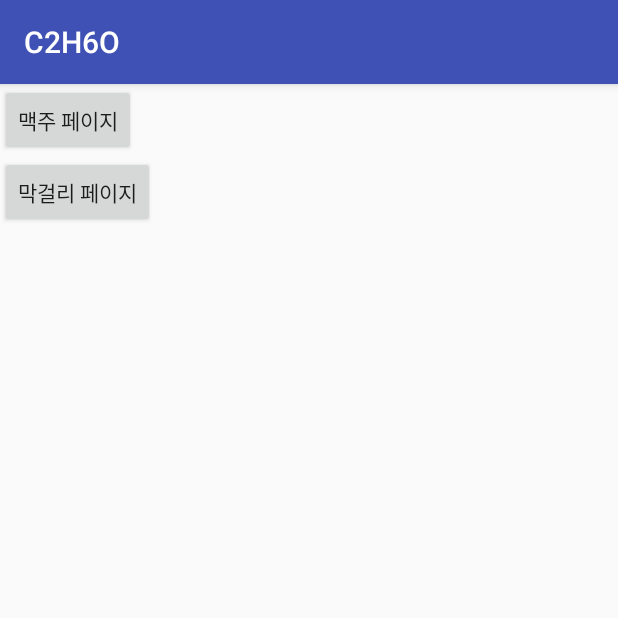
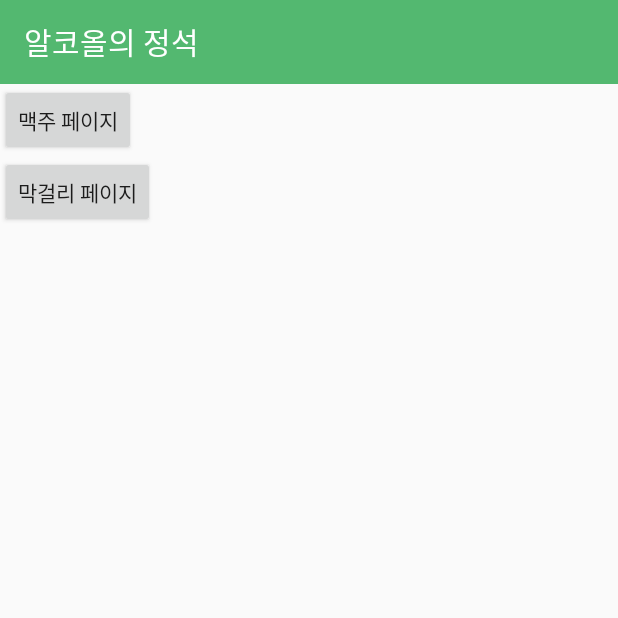
Before and after one commit to JNU-Include/C2H6O, an Android app: the screen it shows after launch (MainActivity), on a phone screen of 412 x 824 dp, the top half of it. Run offline under Robolectric (Android 15) with nearby library versions, the phone set to English and light mode, and no system bars.

Commit message:
change actionbar -> toolbar

```diff
--- a/C2H6O/app/src/main/AndroidManifest.xml
+++ b/C2H6O/app/src/main/AndroidManifest.xml
@@ -8,7 +8,7 @@
         android:label="@string/app_name"
         android:roundIcon="@mipmap/ic_launcher_round"
         android:supportsRtl="true"
-        android:theme="@style/AppTheme">
+        android:theme="@style/AppTheme.NoActionBar">
         <activity android:name=".MainActivity">
             <intent-filter>
                 <action android:name="android.intent.action.MAIN" />
--- a/C2H6O/app/src/main/java/com/example/team1288/c2h6o/MainActivity.java
+++ b/C2H6O/app/src/main/java/com/example/team1288/c2h6o/MainActivity.java
@@ -1,8 +1,10 @@
 package com.example.team1288.c2h6o;
 
 import android.content.Intent;
+import android.graphics.Color;
 import android.support.v7.app.AppCompatActivity;
 import android.os.Bundle;
+import android.support.v7.widget.Toolbar;
 import android.view.View;
 import android.widget.Button;
 
@@ -12,6 +14,11 @@ public class MainActivity extends AppCompatActivity {
     protected void onCreate(Bundle savedInstanceState) {
         super.onCreate(savedInstanceState);
         setContentView(R.layout.activity_main);
+
+        // toolbar 세팅
+        Toolbar toolbar = (Toolbar) findViewById(R.id.toolbar);
+        setSupportActionBar(toolbar);
+        toolbar.setTitleTextColor(Color.WHITE);
 
         // Button Click Event
         Button.OnClickListener onClickListener = new Button.OnClickListener()
@@ -44,5 +51,6 @@ public class MainActivity extends AppCompatActivity {
         b_goBeer.setOnClickListener(onClickListener);
         Button b_goMakgeolli = (Button) findViewById(R.id.btn_goMakgeoll);
         b_goMakgeolli.setOnClickListener(onClickListener);
+
     }
 }
--- a/C2H6O/app/src/main/res/layout/activity_main.xml
+++ b/C2H6O/app/src/main/res/layout/activity_main.xml
@@ -6,6 +6,14 @@
     android:layout_height="match_parent"
     android:orientation="vertical"
     tools:context="com.example.team1288.c2h6o.MainActivity">
+    <android.support.v7.widget.Toolbar
+        xmlns:app="http://schemas.android.com/apk/res-auto"
+        app:titleTextColor="#fff"
+        android:id="@+id/toolbar"
+        android:background="@color/colorPrimary"
+        android:layout_width="match_parent"
+        android:layout_height="?attr/actionBarSize">
+    </android.support.v7.widget.Toolbar>
 
     <Button
         android:id="@+id/btn_goBeer"
--- a/C2H6O/app/src/main/res/values/colors.xml
+++ b/C2H6O/app/src/main/res/values/colors.xml
@@ -1,6 +1,6 @@
 <?xml version="1.0" encoding="utf-8"?>
 <resources>
-    <color name="colorPrimary">#3F51B5</color>
+    <color name="colorPrimary">#53B870</color>
     <color name="colorPrimaryDark">#303F9F</color>
     <color name="colorAccent">#FF4081</color>
 </resources>
--- a/C2H6O/app/src/main/res/values/strings.xml
+++ b/C2H6O/app/src/main/res/values/strings.xml
@@ -1,3 +1,3 @@
 <resources>
-    <string name="app_name">C2H6O</string>
+    <string name="app_name">알코올의 정석</string>
 </resources>
--- a/C2H6O/app/src/main/res/values/styles.xml
+++ b/C2H6O/app/src/main/res/values/styles.xml
@@ -8,4 +8,9 @@
         <item name="colorAccent">@color/colorAccent</item>
     </style>
 
+    <style name="AppTheme.NoActionBar">
+        <item name="windowActionBar">false</item>
+        <item name="windowNoTitle">true</item>
+    </style>
+
 </resources>
```
Also changed, not shown: C2H6O/app/src/main/res/layout/beer_main.xml (+5 -4 lines).
